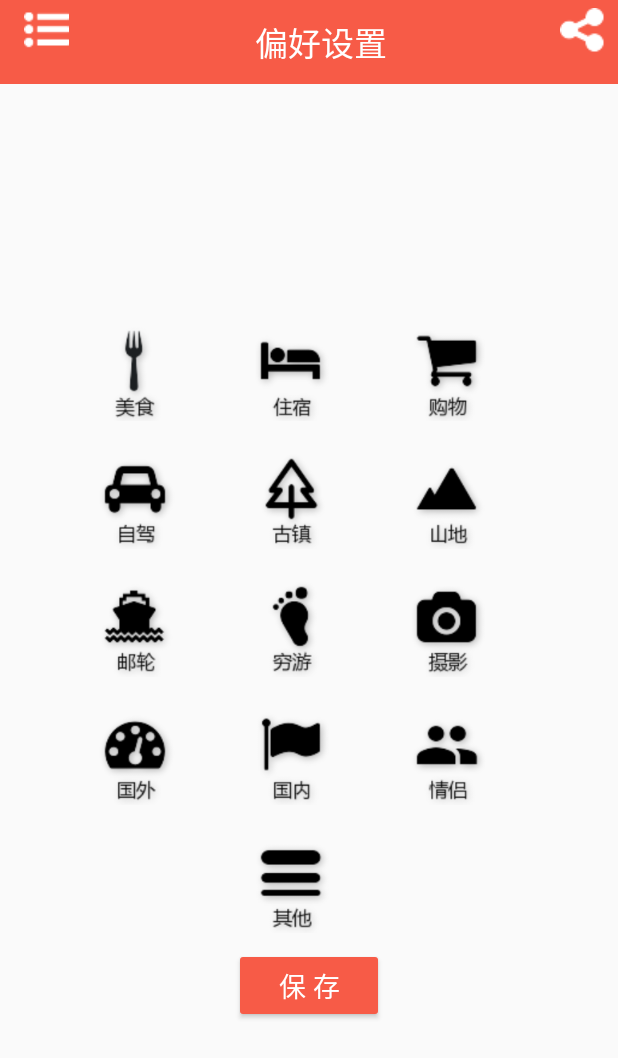
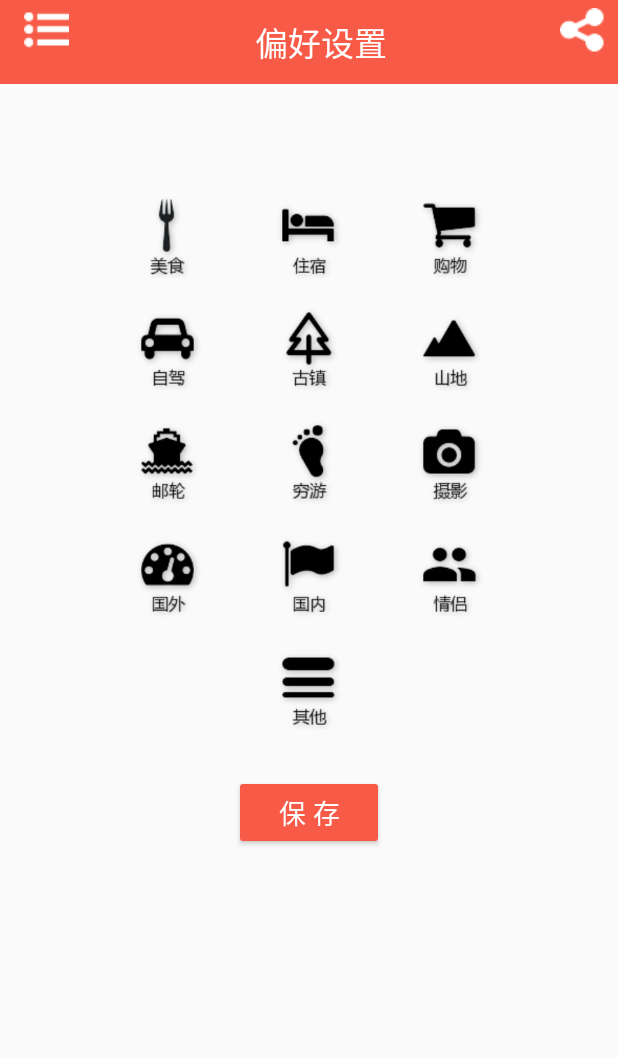
Before and after one commit to wwxxzz/iTravel, an Android app: the Preference_activity screen opened directly, with no data from a screen before it, on a phone screen of 412 x 824 dp. Shown: the top 1058 px of the screen. Run offline under Robolectric (Android 15) with nearby library versions, the light colour scheme and no system bars; 5 statements that could not run were skipped.

Commit message:
preference.xml

```diff
--- a/app/src/main/res/layout/activity_preference.xml
+++ b/app/src/main/res/layout/activity_preference.xml
@@ -10,8 +10,8 @@
     <RelativeLayout
         android:layout_width="fill_parent"
         android:layout_height="fill_parent"
-        android:gravity="center"
-        tools:layout_editor_absoluteY="33dp">
+        android:layout_marginTop="100dp"
+        tools:layout_editor_absoluteY="30dp">
 
         <LinearLayout
             android:id="@+id/linearLayout2"
@@ -21,7 +21,8 @@
             android:orientation="vertical"
             android:layout_alignParentTop="true"
             android:layout_centerHorizontal="true"
-            android:layout_marginTop="53dp">
+            android:layout_marginTop="10dp"
+            android:paddingLeft="24dp">
 
             <RelativeLayout
                 android:layout_width="wrap_content"
@@ -33,11 +34,12 @@
 
                 <CheckBox
                     android:id="@+id/cb_food"
-                    android:layout_width="80dip"
-                    android:layout_height="80dip"
+                    android:layout_width="70dip"
+                    android:layout_height="70dip"
                     android:layout_centerVertical="true"
                     android:layout_marginEnd="24dp"
-                    android:layout_marginRight="10dp"
+                    android:layout_marginLeft="24dp"
+                    android:layout_marginRight="24dp"
                     android:background="@drawable/checkbox1"
                     android:button="@null"
                     android:paddingLeft="25dip"
@@ -46,11 +48,11 @@
 
                 <CheckBox
                     android:id="@+id/cb_living"
-                    android:layout_width="80dip"
-                    android:layout_height="80dip"
+                    android:layout_width="70dip"
+                    android:layout_height="70dip"
                     android:layout_centerVertical="true"
                     android:layout_marginEnd="24dp"
-                    android:layout_marginRight="10dp"
+                    android:layout_marginRight="24dp"
                     android:layout_toRightOf="@+id/cb_food"
                     android:background="@drawable/checkbox2"
                     android:button="@null"
@@ -60,8 +62,8 @@
 
                 <CheckBox
                     android:id="@+id/cb_shopping"
-                    android:layout_width="80dip"
-                    android:layout_height="80dip"
+                    android:layout_width="70dip"
+                    android:layout_height="70dip"
                     android:layout_centerVertical="true"
                     android:layout_marginEnd="24dp"
                     android:layout_marginRight="24dp"
@@ -83,19 +85,20 @@
 
                 <CheckBox
                     android:id="@+id/cb_selfdriving"
-                    android:layout_width="80dip"
-                    android:layout_height="80dip"
+                    android:layout_width="70dip"
+                    android:layout_height="70dip"
                     android:layout_centerVertical="true"
                     android:layout_marginEnd="24dp"
                     android:layout_marginRight="24dp"
+                    android:layout_marginLeft="24dp"
                     android:background="@drawable/checkbox4"
                     android:button="@null"
                     android:textSize="20sp" />
 
                 <CheckBox
                     android:id="@+id/cb_town"
-                    android:layout_width="80dip"
-                    android:layout_height="80dip"
+                    android:layout_width="70dip"
+                    android:layout_height="70dip"
                     android:layout_centerVertical="true"
                     android:layout_marginEnd="24dp"
                     android:layout_marginRight="24dp"
@@ -106,8 +109,8 @@
 
                 <CheckBox
                     android:id="@+id/cb_mountain"
-                    android:layout_width="80dip"
-                    android:layout_height="80dip"
+                    android:layout_width="70dip"
+                    android:layout_height="70dip"
                     android:layout_centerVertical="true"
                     android:layout_marginEnd="24dp"
                     android:layout_marginRight="24dp"
@@ -127,19 +130,20 @@
 
                 <CheckBox
                     android:id="@+id/cb_boating"
-                    android:layout_width="80dip"
-                    android:layout_height="80dip"
+                    android:layout_width="70dip"
+                    android:layout_height="70dip"
                     android:layout_centerVertical="true"
                     android:layout_marginEnd="24dp"
                     android:layout_marginRight="24dp"
+                    android:layout_marginLeft="24dp"
                     android:background="@drawable/checkbox7"
                     android:button="@null"
                     android:textSize="20sp" />
 
                 <CheckBox
                     android:id="@+id/cb_savemoney"
-                    android:layout_width="80dip"
-                    android:layout_height="80dip"
+                    android:layout_width="70dip"
+                    android:layout_height="70dip"
                     android:layout_centerVertical="true"
                     android:layout_marginEnd="24dp"
                     android:layout_marginRight="24dp"
@@ -150,8 +154,8 @@
 
                 <CheckBox
                     android:id="@+id/cb_photographing"
-                    android:layout_width="80dip"
-                    android:layout_height="80dip"
+                    android:layout_width="70dip"
+                    android:layout_height="70dip"
                     android:layout_centerVertical="true"
                     android:layout_marginEnd="24dp"
                     android:layout_marginRight="24dp"
@@ -171,22 +175,24 @@
 
                 <CheckBox
                     android:id="@+id/cb_abord"
-                    android:layout_width="80dip"
-                    android:layout_height="80dip"
+                    android:layout_width="70dip"
+                    android:layout_height="70dip"
                     android:layout_centerVertical="true"
                     android:layout_marginEnd="24dp"
                     android:layout_marginRight="24dp"
+                    android:layout_marginLeft="24dp"
                     android:background="@drawable/checkbox10"
                     android:button="@null"
                     android:textSize="20sp" />
 
                 <CheckBox
                     android:id="@+id/cb_domestic"
-                    android:layout_width="80dip"
-                    android:layout_height="80dip"
+                    android:layout_width="70dip"
+                    android:layout_height="70dip"
                     android:layout_centerVertical="true"
                     android:layout_marginEnd="24dp"
                     android:layout_marginRight="24dp"
+                    android:layout_marginLeft="24dp"
                     android:layout_toRightOf="@+id/cb_abord"
                     android:background="@drawable/checkbox11"
                     android:button="@null"
@@ -194,11 +200,12 @@
 
                 <CheckBox
                     android:id="@+id/cb_couple"
-                    android:layout_width="80dip"
-                    android:layout_height="80dip"
+                    android:layout_width="70dip"
+                    android:layout_height="70dip"
                     android:layout_centerVertical="true"
                     android:layout_marginEnd="24dp"
                     android:layout_marginRight="24dp"
+                    android:layout_marginLeft="24dp"
                     android:layout_toRightOf="@+id/cb_domestic"
                     android:background="@drawable/checkbox12"
                     android:button="@null"
@@ -214,8 +221,8 @@
 
                 <CheckBox
                     android:id="@+id/cb_others"
-                    android:layout_width="80dip"
-                    android:layout_height="80dip"
+                    android:layout_width="70dip"
+                    android:layout_height="70dip"
                     android:layout_centerVertical="true"
                     android:layout_marginEnd="24dp"
                     android:layout_marginRight="24dp"
@@ -233,7 +240,7 @@
             android:layout_below="@+id/linearLayout2"
             android:layout_centerHorizontal="true"
             android:layout_gravity="center"
-            android:layout_marginTop="10dp"
+            android:layout_marginTop="30dp"
             android:gravity="center"
             android:text="保 存"
             android:textColor="#ffffffff"
```
